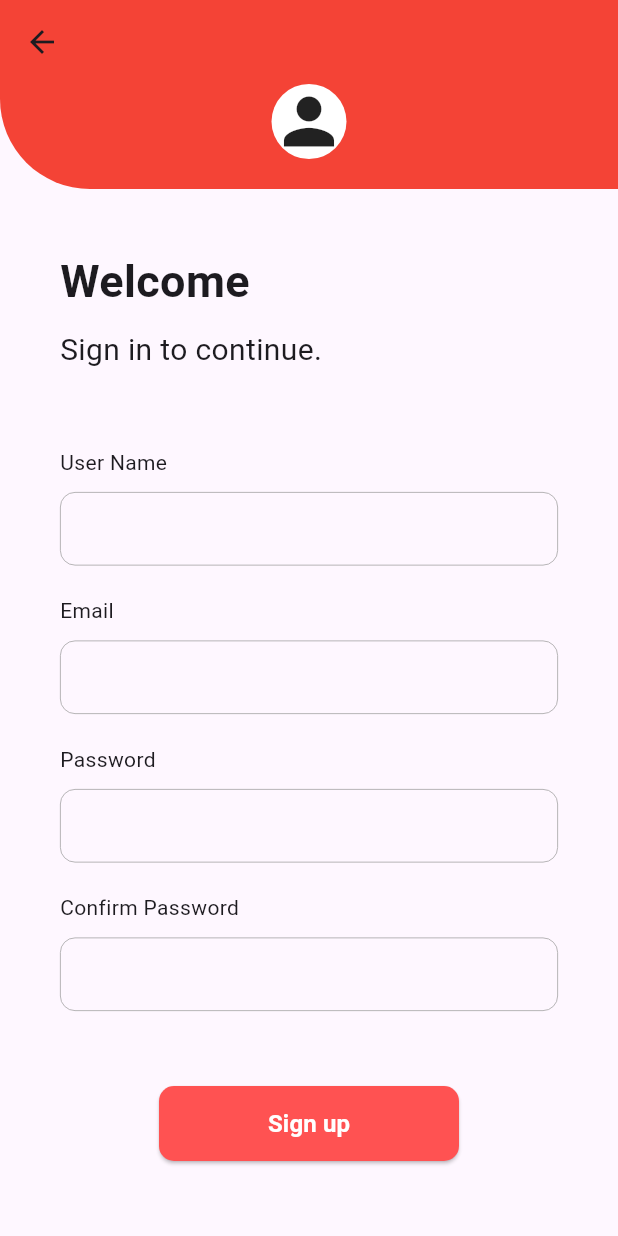
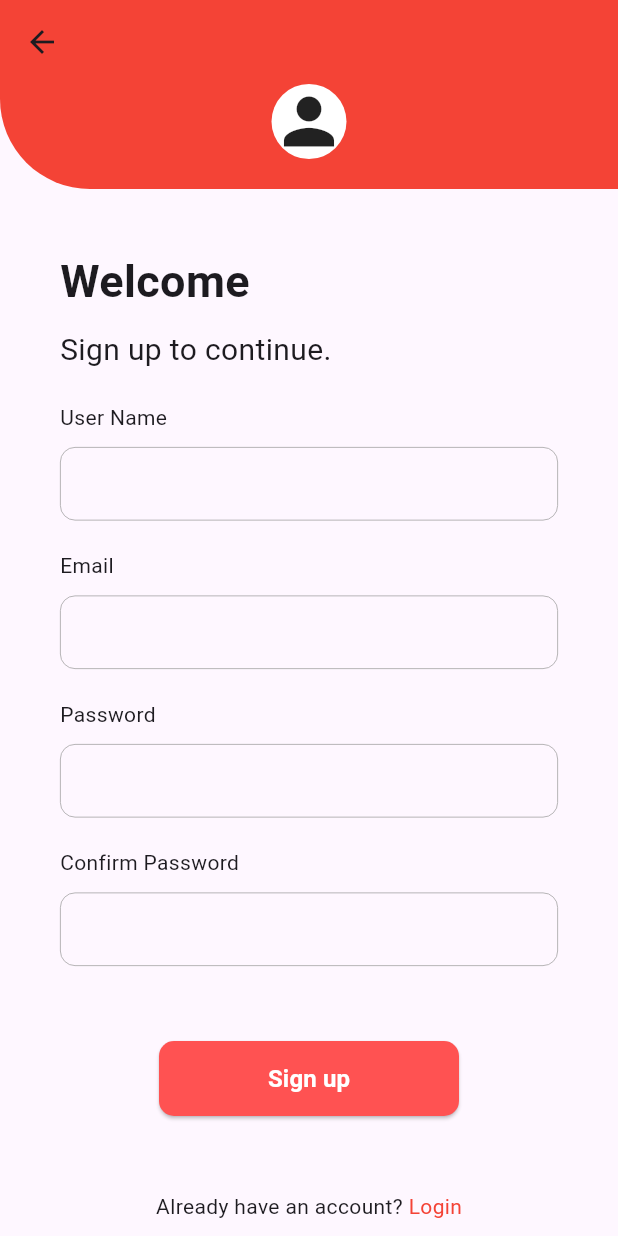
Before and after one commit to Teklez/flutter-2024-proj, a Flutter app: the Register screen opened directly, on a phone screen of 412 x 824 dp. Run offline on Flutter 3.47's test engine with Material 3 defaults, Android fonts, the phone set to English and light mode, and no system bars.

Commit message:
edited submit

```diff
--- a/frontend/lib/presentation/screens/register_screen.dart
+++ b/frontend/lib/presentation/screens/register_screen.dart
@@ -54,11 +54,11 @@ class Register extends StatelessWidget {
                 height: 10,
               ),
               Text(
-                "Sign in to continue.",
+                "Sign up to continue.",
                 style: TextStyle(fontSize: 20),
               ),
               SizedBox(
-                height: 50,
+                height: 20,
               ),
               inputForm("User Name"),
               SizedBox(
```
